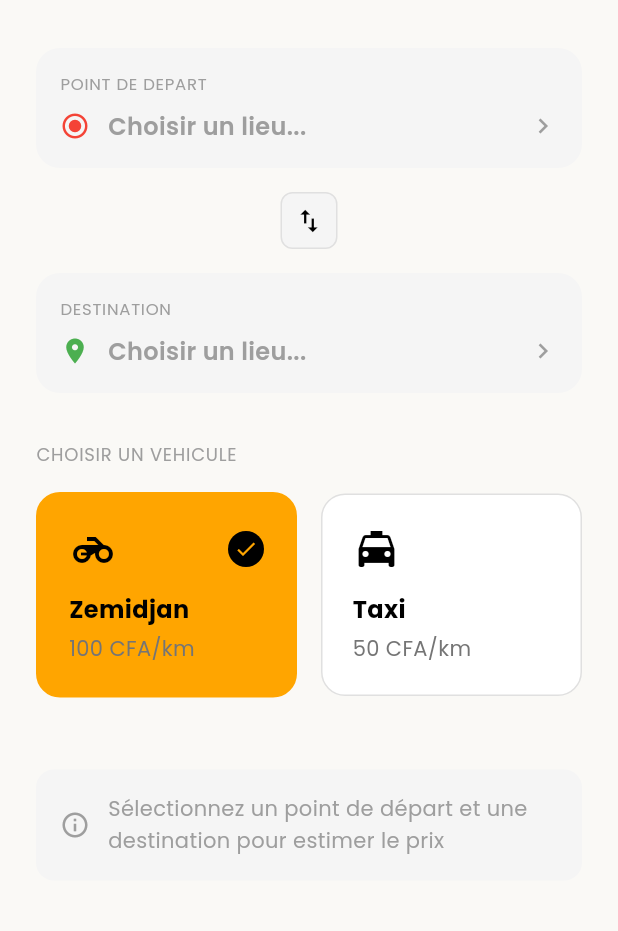
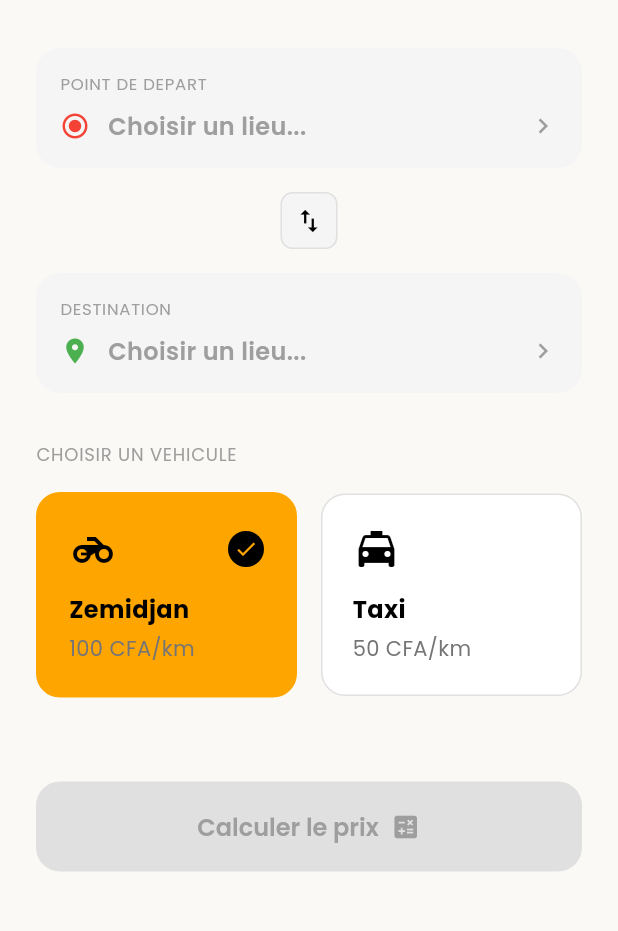
Before and after one commit to Rahim10020/neneo, a Flutter app: the HomeScreen screen opened by its route, on a phone screen of 412 x 824 dp, the part 90-1021 px from its top. Run offline on Flutter 3.47's test engine with Material 3 defaults, Android fonts, the phone set to English and light mode, and no system bars; our stand-ins replace geolocator, google_fonts, hive_flutter, share_plus, shared_preferences, smooth_page_indicator; accounts and stored records are empty; Roboto replaces fonts that are missing (Acme).

Commit message:
Ajout du bouton "Calculer le prix" dynamique et correction du calcul
Corrections :
- ✅ Ajout d'un bouton "Calculer le prix" qui remplace le calcul automatique
- ✅ Le bouton est désactivé dynamiquement si départ ou destination manquant
- ✅ Suppression du calcul automatique (_autoCalculateIfReady)
- ✅ Le bouton change visuellement selon l'état (actif/désactivé)
- ✅ Indicateur de chargement dans le bouton pendant le calcul
- ✅ Message d'aide quand les deux lieux sont sélectionnés
- ✅ Conservation de l'écran de recherche de lieu (LocationSearchScreen)

Comportement :
1. L'utilisateur sélectionne le départ (auto-initialisé avec position actuelle)
2. L'utilisateur sélectionne la destination via LocationSearchScreen
3. L'utilisateur clique sur "Calculer le prix" (bouton activé)
4. Le calcul s'effectue et navigation vers l'écran de résultat

Le bouton est grisé si départ ou destination manquant.

```diff
--- a/lib/features/home/home_screen.dart
+++ b/lib/features/home/home_screen.dart
@@ -27,7 +27,6 @@ class _HomeScreenState extends State<HomeScreen> {
 
   // Loading states
   bool _isGettingLocation = false;
-  bool _isCalculating = false;
 
   // Night rate detection
   bool _isNightRate = false;
@@ -86,7 +85,6 @@ class _HomeScreenState extends State<HomeScreen> {
       setState(() {
         _originPlace = result;
       });
-      _autoCalculateIfReady();
     }
   }
 
@@ -105,7 +103,6 @@ class _HomeScreenState extends State<HomeScreen> {
       setState(() {
         _destinationPlace = result;
       });
-      _autoCalculateIfReady();
     }
   }
 
@@ -117,28 +114,30 @@ class _HomeScreenState extends State<HomeScreen> {
       _originPlace = _destinationPlace;
       _destinationPlace = temp;
     });
-
-    _autoCalculateIfReady();
   }
 
-  // Calcul automatique quand tous les éléments sont définis
-  void _autoCalculateIfReady() {
-    if (_originPlace != null && _destinationPlace != null && !_isCalculating) {
-      // Petit délai pour un effet plus fluide
-      Future.delayed(const Duration(milliseconds: 300), () {
-        if (mounted) {
-          _calculateAndNavigate();
-        }
-      });
+  Future<void> _onCalculatePrice() async {
+    // Validation
+    if (_originPlace == null || _destinationPlace == null) {
+      ScaffoldMessenger.of(context).showSnackBar(
+        const SnackBar(
+          content: Text('Veuillez sélectionner un départ et une destination'),
+          backgroundColor: AppColors.error,
+        ),
+      );
+      return;
     }
-  }
 
-  Future<void> _calculateAndNavigate() async {
-    if (_originPlace == null || _destinationPlace == null) return;
-    if (_isCalculating) return;
+    // Show loading
+    showDialog(
+      context: context,
+      barrierDismissible: false,
+      builder: (context) => const Center(
+        child: CircularProgressIndicator(color: AppColors.primary),
+      ),
+    );
 
-    setState(() => _isCalculating = true);
-
+    // Calculate trip
     final tripProvider = Provider.of<TripProvider>(context, listen: false);
     final userProvider = Provider.of<UserProvider>(context, listen: false);
 
@@ -152,7 +151,9 @@ class _HomeScreenState extends State<HomeScreen> {
       destLng: _destinationPlace!.lng,
     );
 
-    setState(() => _isCalculating = false);
+    // Close loading
+    if (!mounted) return;
+    Navigator.pop(context);
 
     if (trip != null) {
       // Save trip if Pro user
@@ -177,6 +178,7 @@ class _HomeScreenState extends State<HomeScreen> {
   @override
   Widget build(BuildContext context) {
     final userProvider = Provider.of<UserProvider>(context);
+    final canCalculate = _originPlace != null && _destinationPlace != null;
 
     return Scaffold(
       backgroundColor: AppColors.background,
@@ -309,7 +311,6 @@ class _HomeScreenState extends State<HomeScreen> {
                   selectedVehicle: _selectedVehicle,
                   onVehicleSelected: (vehicle) {
                     setState(() => _selectedVehicle = vehicle);
-                    _autoCalculateIfReady();
                   },
                 ),
 
@@ -345,44 +346,63 @@ class _HomeScreenState extends State<HomeScreen> {
                     ),
                   ),
 
-                const SizedBox(height: 24),
+                const SizedBox(height: 32),
 
-                // Calculating indicator
-                if (_isCalculating)
-                  Container(
-                    padding: const EdgeInsets.all(16),
-                    decoration: BoxDecoration(
-                      color: AppColors.primary.withOpacity(0.1),
-                      borderRadius: BorderRadius.circular(12),
-                      border: Border.all(
-                        color: AppColors.primary,
-                        width: 1,
+                // Calculate Button
+                Consumer<TripProvider>(
+                  builder: (context, tripProvider, child) {
+                    return SizedBox(
+                      width: double.infinity,
+                      child: ElevatedButton(
+                        onPressed: canCalculate && !tripProvider.isCalculating
+                            ? _onCalculatePrice
+                            : null,
+                        style: ElevatedButton.styleFrom(
+                          padding: const EdgeInsets.symmetric(vertical: 18),
+                          backgroundColor: canCalculate
+                              ? AppColors.primary
+                              : AppColors.gray300,
+                          disabledBackgroundColor: AppColors.gray300,
+                        ),
+                        child: tripProvider.isCalculating
+                            ? SizedBox(
+                                height: 20,
+                                width: 20,
+                                child: CircularProgressIndicator(
+                                  strokeWidth: 2,
+                                  color: AppColors.textOnPrimary,
+                                ),
+                              )
+                            : Row(
+                                mainAxisAlignment: MainAxisAlignment.center,
+                                children: [
+                                  Text(
+                                    'Calculer le prix',
+                                    style: AppTextStyles.button.copyWith(
+                                      color: canCalculate
+                                          ? AppColors.textPrimary
+                                          : AppColors.gray500,
+                                    ),
+                                  ),
+                                  const SizedBox(width: 8),
+                                  Icon(
+                                    Icons.calculate,
+                                    size: 20,
+                                    color: canCalculate
+                                        ? AppColors.textPrimary
+                                        : AppColors.gray500,
+                                  ),
+                                ],
+                              ),
                       ),
-                    ),
-                    child: Row(
-                      children: [
-                        SizedBox(
-                          width: 20,
-                          height: 20,
-                          child: CircularProgressIndicator(
-                            strokeWidth: 2,
-                            color: AppColors.primary,
-                          ),
-                        ),
-                        const SizedBox(width: 16),
-                        Text(
-                          'Calcul du prix en cours...',
-                          style: AppTextStyles.bodyLarge.copyWith(
-                            color: AppColors.primary,
-                            fontWeight: FontWeight.w600,
-                          ),
-                        ),
-                      ],
-                    ),
-                  ),
+                    );
+                  },
+                ),
 
-                // Info text when not all fields are filled
-                if (_originPlace == null || _destinationPlace == null)
+                const SizedBox(height: 16),
+
+                // Distance estimate if both places selected
+                if (canCalculate)
                   Container(
                     padding: const EdgeInsets.all(16),
                     decoration: BoxDecoration(
@@ -393,15 +413,15 @@ class _HomeScreenState extends State<HomeScreen> {
                       children: [
                         Icon(
                           Icons.info_outline,
-                          color: AppColors.gray500,
+                          color: AppColors.primary,
                           size: 20,
                         ),
                         const SizedBox(width: 12),
                         Expanded(
                           child: Text(
-                            'Sélectionnez un point de départ et une destination pour estimer le prix',
+                            'Cliquez sur "Calculer le prix" pour obtenir une estimation',
                             style: AppTextStyles.bodyMedium.copyWith(
-                              color: AppColors.gray500,
+                              color: AppColors.textPrimary,
                             ),
                           ),
                         ),
```
